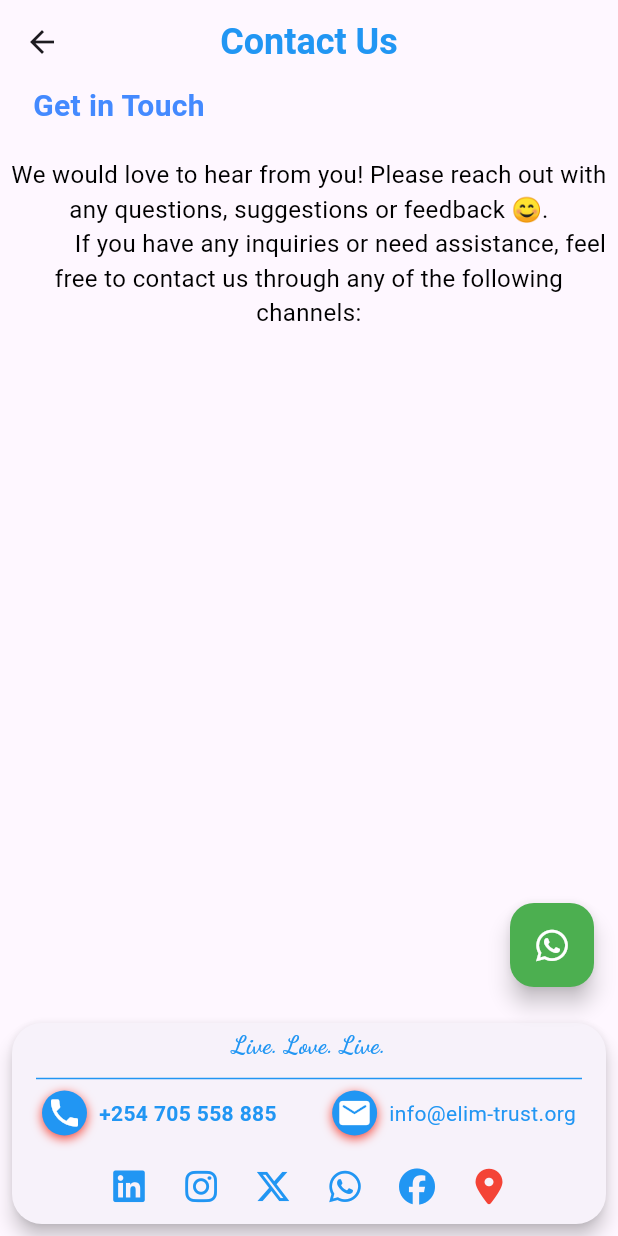
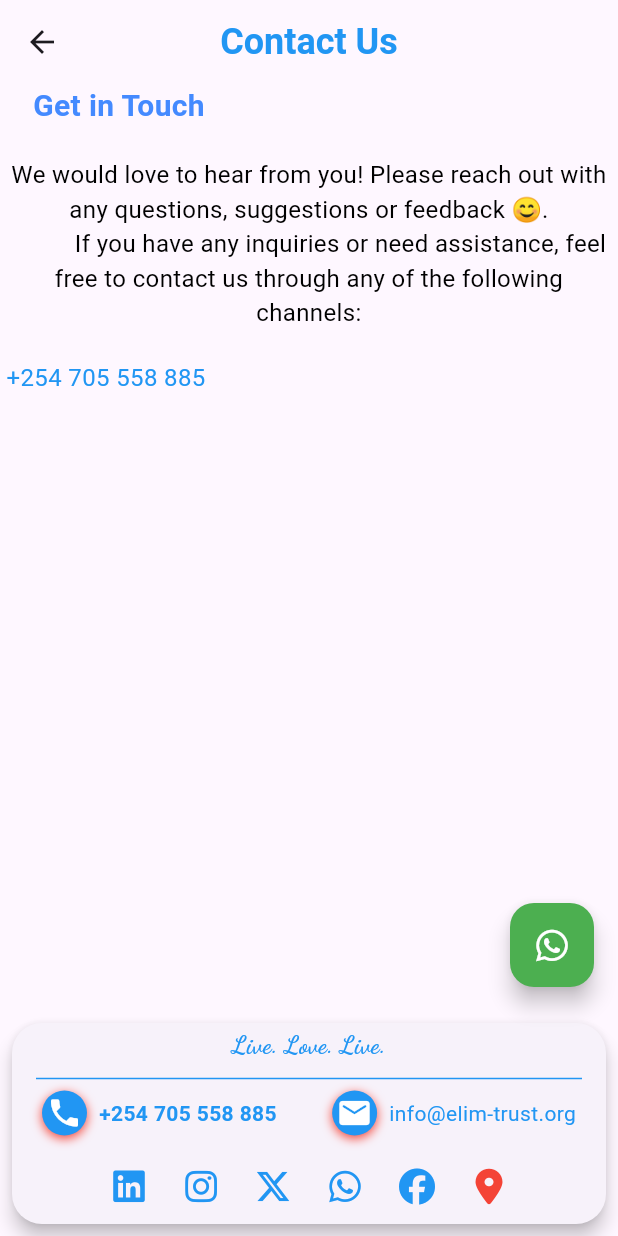
Before and after one commit to Yvonne-Wanja-1/appy, a Flutter app: the ContactPage screen opened by its route, on a phone screen of 412 x 824 dp. Run offline on Flutter 3.47's test engine with Material 3 defaults, Android fonts, the phone set to English and light mode, and no system bars; our stand-ins replace animated_text_kit, curved_navigation_bar, font_awesome_flutter, google_fonts, image_cropper, image_picker and 2 more.

Commit message:
added some widgets to contact page

```diff
--- a/appy/lib/pages/pages/contact.dart
+++ b/appy/lib/pages/pages/contact.dart
@@ -20,7 +20,7 @@ class ContactPage extends StatelessWidget {
         centerTitle: true,
       ),
       body: const Column(
-        children: [
+        children: [ // Removed const from Column, as its children are not all const
           Align(
             alignment: Alignment.centerLeft,
             child: Padding(
@@ -44,14 +44,21 @@ class ContactPage extends StatelessWidget {
             textAlign: TextAlign.center,
           ),
           SizedBox(height: 20),
-          // The SizedBox that was here has been moved to the bottomNavigationBar property
+          Row(
+            mainAxisAlignment: MainAxisAlignment.spaceBetween, // Uncommented this line
+            children:  [ // Added const to children list
+
+              Text(
+                ' +254 705 558 885',
+                style: TextStyle(
+                  fontSize: 16,
+                  color: Colors.blue,
+                ),
+              ),
+            ],
+          ),
         ],
-
-      ),
-
-
-
-
+       ),
       bottomNavigationBar: SizedBox(
         height: 150, // You can adjust this value to your desired height
         child: Card(
```
